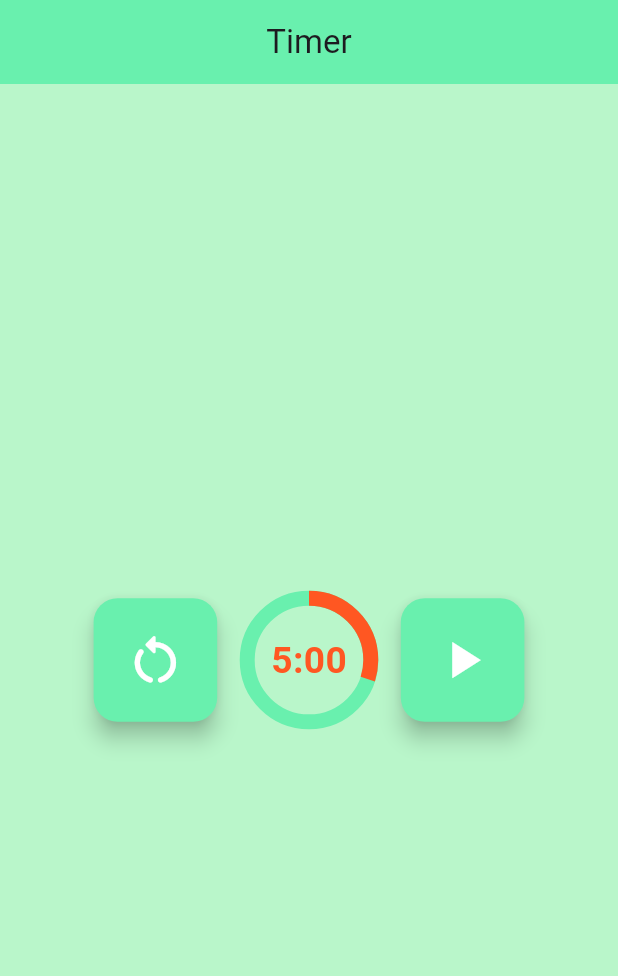
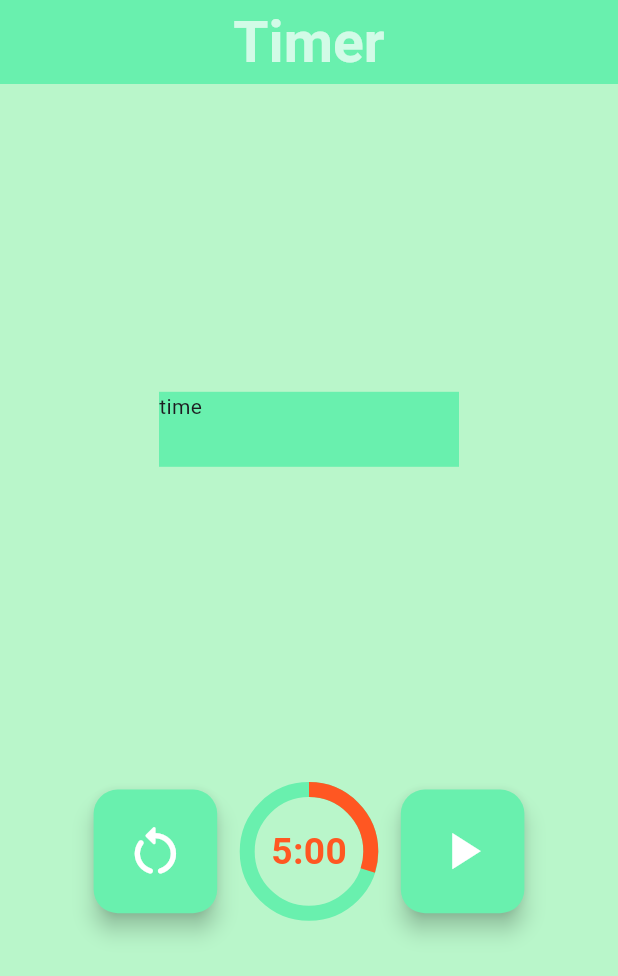
Before and after one commit to itrieditlikethis/timer_state, a Flutter app: the screen it shows after launch, on a phone screen of 412 x 824 dp. Shown: the top 976 px of the screen. Run offline on Flutter 3.47's test engine with Material 3 defaults, Android fonts, the phone set to English and light mode, and no system bars.

Commit message:
feat: add TimePicker widget

```diff
--- a/lib/main.dart
+++ b/lib/main.dart
@@ -1,5 +1,5 @@
 import 'package:flutter/material.dart';
-import 'package:timer_state/timer.dart';
+import 'package:timer_state/timer_page.dart';
 
 void main() {
   runApp(const TimerApp());
--- /dev/null
+++ b/lib/time_picker.dart
@@ -0,0 +1,15 @@
+import 'package:flutter/material.dart';
+
+class TimePicker extends StatelessWidget {
+  const TimePicker({super.key});
+
+  @override
+  Widget build(BuildContext context) {
+    return Container(
+      height: 50,
+      width: 200,
+      decoration: BoxDecoration(color: Colors.greenAccent),
+      child: Text('time'),
+    );
+  }
+}
--- a/lib/timer.dart
+++ /dev/null
@@ -1,26 +0,0 @@
-import 'package:flutter/material.dart';
-import 'package:timer_state/timer_page.dart';
-
-class TimerApp extends StatefulWidget {
-  const TimerApp({super.key});
-
-  @override
-  State<TimerApp> createState() => _TimerAppState();
-}
-
-class _TimerAppState extends State<TimerApp> {
-  @override
-  Widget build(BuildContext context) {
-    return MaterialApp(
-      home: Scaffold(
-        backgroundColor: Colors.greenAccent.shade100,
-        appBar: AppBar(
-          backgroundColor: Colors.greenAccent,
-          title: Text('Timer'),
-          centerTitle: true,
-        ),
-        body: const TimerPage(),
-      ),
-    );
-  }
-}
--- a/lib/timer_page.dart
+++ b/lib/timer_page.dart
@@ -1,83 +1,35 @@
 import 'package:flutter/material.dart';
+import 'package:timer_state/time_picker.dart';
+import 'package:timer_state/timer_widget.dart';
 
-class TimerPage extends StatefulWidget {
-  const TimerPage({super.key});
-
-  @override
-  State<TimerPage> createState() => _TimerPageState();
-}
-
-class _TimerPageState extends State<TimerPage> {
-  bool isStart = true;
-
-  void onChange() {
-    setState(() {
-      isStart = !isStart;
-    });
-  }
+class TimerApp extends StatelessWidget {
+  const TimerApp({super.key});
 
   @override
   Widget build(BuildContext context) {
-    final size = MediaQuery.of(context).size;
-
-    return Center(
-      child: Row(
-        mainAxisAlignment: MainAxisAlignment.center,
-        children: [
-          Container(
-            width: size.height * 0.1,
-            height: size.height * 0.1,
-            margin: EdgeInsets.all(10),
-            child: FloatingActionButton(
-              backgroundColor: Colors.greenAccent,
-              onPressed: () {},
-              child: Icon(
-                Icons.restart_alt_rounded,
-                size: size.height * 0.05,
-                color: Colors.white,
-              ),
+    return MaterialApp(
+      home: Scaffold(
+        backgroundColor: Colors.greenAccent.shade100,
+        appBar: AppBar(
+          backgroundColor: Colors.greenAccent,
+          title: Text(
+            'Timer',
+            style: TextStyle(
+              fontSize: 38,
+              fontWeight: FontWeight.bold,
+              color: Colors.white70,
             ),
           ),
-          Stack(
-            alignment: Alignment.center,
-            children: [
-              Container(
-                width: size.height * 0.1,
-                height: size.height * 0.1,
-                margin: EdgeInsets.all(10),
-                child: CircularProgressIndicator(
-                  backgroundColor: Colors.greenAccent,
-                  color: Colors.deepOrange,
-                  value: 0.3,
-                  strokeWidth: 10,
-                ),
-              ),
-              Positioned(
-                child: Text(
-                  '5:00',
-                  style: TextStyle(
-                      fontSize: size.height * 0.03,
-                      fontWeight: FontWeight.bold,
-                      color: Colors.deepOrange),
-                ),
-              ),
-            ],
-          ),
-          Container(
-            width: size.height * 0.1,
-            height: size.height * 0.1,
-            margin: EdgeInsets.all(10),
-            child: FloatingActionButton(
-              onPressed: onChange,
-              backgroundColor: Colors.greenAccent,
-              child: Icon(
-                isStart ? Icons.play_arrow : Icons.pause,
-                size: size.height * 0.05,
-                color: Colors.white,
-              ),
-            ),
-          ),
-        ],
+          centerTitle: true,
+        ),
+        body: Column(
+          crossAxisAlignment: CrossAxisAlignment.center,
+          mainAxisAlignment: MainAxisAlignment.spaceEvenly,
+          children: [
+            const TimePicker(),
+            const Timer(),
+          ],
+        ),
       ),
     );
   }
--- /dev/null
+++ b/lib/timer_widget.dart
@@ -0,0 +1,84 @@
+import 'package:flutter/material.dart';
+
+class Timer extends StatefulWidget {
+  const Timer({super.key});
+
+  @override
+  State<Timer> createState() => _TimerState();
+}
+
+class _TimerState extends State<Timer> {
+  bool isStart = true;
+
+  void onChange() {
+    setState(() {
+      isStart = !isStart;
+    });
+  }
+
+  @override
+  Widget build(BuildContext context) {
+    final size = MediaQuery.of(context).size;
+
+    return Center(
+      child: Row(
+        mainAxisAlignment: MainAxisAlignment.center,
+        children: [
+          Container(
+            width: size.height * 0.1,
+            height: size.height * 0.1,
+            margin: EdgeInsets.all(10),
+            child: FloatingActionButton(
+              backgroundColor: Colors.greenAccent,
+              onPressed: () {},
+              child: Icon(
+                Icons.restart_alt_rounded,
+                size: size.height * 0.05,
+                color: Colors.white,
+              ),
+            ),
+          ),
+          Stack(
+            alignment: Alignment.center,
+            children: [
+              Container(
+                width: size.height * 0.1,
+                height: size.height * 0.1,
+                margin: EdgeInsets.all(10),
+                child: CircularProgressIndicator(
+                  backgroundColor: Colors.greenAccent,
+                  color: Colors.deepOrange,
+                  value: 0.3,
+                  strokeWidth: 10,
+                ),
+              ),
+              Positioned(
+                child: Text(
+                  '5:00',
+                  style: TextStyle(
+                      fontSize: size.height * 0.03,
+                      fontWeight: FontWeight.bold,
+                      color: Colors.deepOrange),
+                ),
+              ),
+            ],
+          ),
+          Container(
+            width: size.height * 0.1,
+            height: size.height * 0.1,
+            margin: EdgeInsets.all(10),
+            child: FloatingActionButton(
+              onPressed: onChange,
+              backgroundColor: Colors.greenAccent,
+              child: Icon(
+                isStart ? Icons.play_arrow : Icons.pause,
+                size: size.height * 0.05,
+                color: Colors.white,
+              ),
+            ),
+          ),
+        ],
+      ),
+    );
+  }
+}
```
